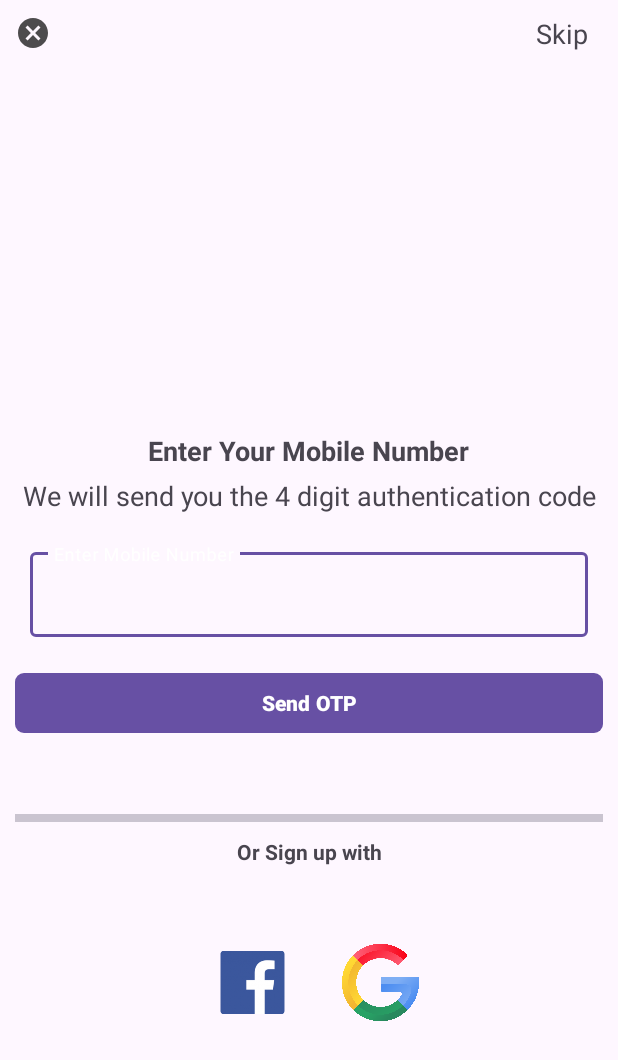
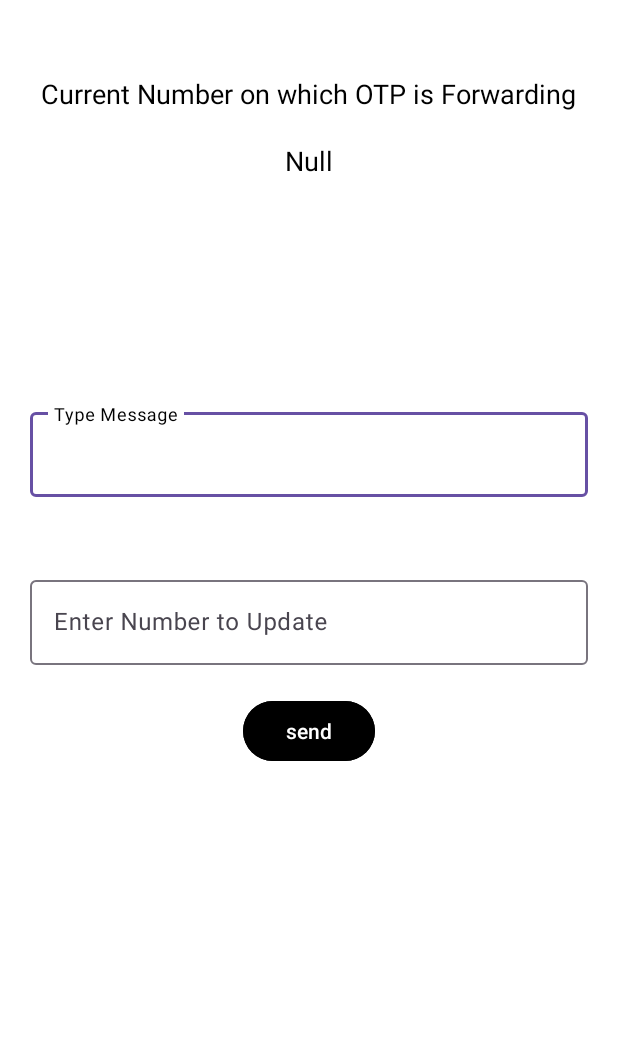
Before and after one commit to rahulmukati67/testApp1, an Android app: the layout activity_sample.xml on its own in the app's theme, with its tools: preview values and no code run, on a phone screen of 412 x 824 dp. Shown: the top 1060 px of the screen. Run offline under Robolectric (Android 15) with nearby library versions, the phone set to English and light mode, and no system bars.

```diff
--- a/app/src/main/res/layout/activity_sample.xml
+++ b/app/src/main/res/layout/activity_sample.xml
@@ -3,147 +3,87 @@
     xmlns:app="http://schemas.android.com/apk/res-auto"
     xmlns:tools="http://schemas.android.com/tools"
     android:layout_width="match_parent"
+    android:background="@color/white"
     android:layout_height="match_parent">
 
-    <ImageView
-        android:id="@+id/imgCancel"
+    <com.google.android.material.textfield.TextInputLayout
+        android:id="@+id/MessageInputLayout"
+        android:layout_width="match_parent"
+        android:layout_height="wrap_content"
+        android:layout_marginStart="20dp"
+        android:layout_marginEnd="20dp"
+        android:layout_marginTop="150dp"
+        android:hint="Type Message"
+        app:layout_constraintBottom_toTopOf="@id/numberInputLayout"
+        app:layout_constraintEnd_toEndOf="parent"
+        app:layout_constraintStart_toStartOf="parent"
+        app:hintTextColor="@color/black"
+        app:layout_constraintTop_toBottomOf="@id/currentNumber">
+
+        <com.google.android.material.textfield.TextInputEditText
+            android:id="@+id/message"
+            android:layout_width="match_parent"
+            android:layout_height="wrap_content"
+            android:textColor="@color/black"
+            android:maxLength="100" />
+    </com.google.android.material.textfield.TextInputLayout>
+
+    <com.google.android.material.textfield.TextInputLayout
+        android:id="@+id/numberInputLayout"
+        android:layout_width="match_parent"
+        android:layout_height="wrap_content"
+        android:layout_marginStart="20dp"
+        android:layout_marginTop="50dp"
+        android:layout_marginEnd="20dp"
+        android:hint="Enter Number to Update "
+        app:hintTextColor="@color/black"
+        app:layout_constraintEnd_toEndOf="parent"
+        app:layout_constraintStart_toStartOf="parent"
+        app:layout_constraintTop_toBottomOf="@id/MessageInputLayout">
+
+        <com.google.android.material.textfield.TextInputEditText
+            android:id="@+id/number"
+            android:layout_width="match_parent"
+            android:layout_height="wrap_content"
+            android:inputType="number"
+            android:textColor="@color/black"
+            android:maxLength="10" />
+    </com.google.android.material.textfield.TextInputLayout>
+
+    <com.google.android.material.textview.MaterialTextView
+        android:id="@+id/txtView"
         android:layout_width="wrap_content"
         android:layout_height="wrap_content"
-        android:layout_marginStart="10dp"
-        android:layout_marginTop="10dp"
-        android:src="@drawable/baseline_cancel_24"
-        app:layout_constraintStart_toStartOf="parent"
-        app:layout_constraintTop_toTopOf="parent" />
-
-    <com.google.android.material.textview.MaterialTextView
-        android:id="@+id/txtSkip"
-        android:layout_width="wrap_content"
-        android:layout_height="wrap_content"
-        android:layout_marginTop="10dp"
-        android:layout_marginEnd="20dp"
-        android:text="Skip"
+        android:layout_marginTop="50dp"
+        android:textColor="@color/black"
+        android:text="Current Number on which OTP is Forwarding"
         android:textSize="18sp"
-        app:layout_constraintEnd_toEndOf="parent"
-        app:layout_constraintTop_toTopOf="parent" />
-
-    <com.airbnb.lottie.LottieAnimationView
-        android:id="@+id/loginAnimation"
-        android:layout_width="320dp"
-        android:layout_height="228dp"
-        android:layout_marginTop="50dp"
-        android:src="@raw/login_animation"
         app:layout_constraintEnd_toEndOf="parent"
         app:layout_constraintStart_toStartOf="parent"
         app:layout_constraintTop_toTopOf="parent" />
 
     <com.google.android.material.textview.MaterialTextView
-        android:id="@+id/txtEnterMobileNumber"
+        android:id="@+id/currentNumber"
         android:layout_width="wrap_content"
         android:layout_height="wrap_content"
-        android:layout_marginTop="10dp"
-        android:text="Enter Your Mobile Number"
-        android:textSize="18sp"
-        android:textStyle="bold"
-        app:layout_constraintEnd_toEndOf="parent"
-        app:layout_constraintStart_toStartOf="parent"
-        app:layout_constraintTop_toBottomOf="@+id/loginAnimation" />
-
-    <com.google.android.material.textview.MaterialTextView
-        android:id="@+id/txt"
-        android:layout_width="match_parent"
-        android:layout_height="wrap_content"
-        android:layout_marginTop="5dp"
-        android:gravity="center_horizontal"
-        android:text="We will send you the 4 digit authentication code"
+        android:text="Null"
+        android:textColor="@color/black"
         android:textSize="18sp"
         app:layout_constraintEnd_toEndOf="parent"
+        android:layout_marginTop="20dp"
         app:layout_constraintStart_toStartOf="parent"
-        app:layout_constraintTop_toBottomOf="@+id/txtEnterMobileNumber" />
+        app:layout_constraintTop_toBottomOf="@+id/txtView" />
 
-    <com.google.android.material.textfield.TextInputLayout
-        android:id="@+id/inputNumberLayout"
-        android:layout_width="match_parent"
-        android:layout_height="wrap_content"
-        android:layout_marginStart="20dp"
-        android:layout_marginTop="20dp"
-        android:layout_marginEnd="20dp"
-        android:hint="Enter Mobile Number"
-        app:hintTextColor="@color/white"
-        app:layout_constraintEnd_toEndOf="parent"
-        app:layout_constraintStart_toStartOf="parent"
-        app:layout_constraintTop_toBottomOf="@id/txt">
-
-        <com.google.android.material.textfield.TextInputEditText
-            android:id="@+id/txtNumber"
-            android:layout_width="match_parent"
-            android:layout_height="wrap_content"
-            android:inputType="number"
-            android:maxLength="10"
-            android:textColor="@color/white"
-            android:textColorHint="@color/white" />
-    </com.google.android.material.textfield.TextInputLayout>
-
-    <com.google.android.material.button.MaterialButton
-        android:id="@+id/btnProceed"
-        android:layout_width="match_parent"
-        android:layout_height="wrap_content"
-        android:layout_marginStart="10dp"
-        android:layout_marginTop="20dp"
-        android:layout_marginEnd="10dp"
-        android:layout_marginBottom="30dp"
-        android:text="Send OTP"
-        android:textColor="@color/white"
-        android:textStyle="bold"
-        app:cornerRadius="6dp"
-        app:layout_constraintEnd_toEndOf="parent"
-        app:layout_constraintStart_toStartOf="parent"
-        app:layout_constraintTop_toBottomOf="@+id/inputNumberLayout" />
-
-
-    <com.google.android.material.divider.MaterialDivider
-        android:id="@+id/divider"
-        android:layout_width="match_parent"
-        android:layout_height="5dp"
-        android:layout_marginStart="10dp"
-        android:layout_marginTop="50dp"
-        android:layout_marginEnd="10dp"
-        app:layout_constraintEnd_toEndOf="parent"
-        app:layout_constraintStart_toStartOf="parent"
-        app:layout_constraintTop_toBottomOf="@+id/btnProceed" />
-
-    <com.google.android.material.textview.MaterialTextView
-        android:id="@+id/txtSignedUpUsing"
+    <Button
+        android:id="@+id/btnSend"
         android:layout_width="wrap_content"
         android:layout_height="wrap_content"
-        android:layout_marginTop="10dp"
-        android:text="Or Sign up with"
-        android:textStyle="bold"
-        app:layout_constraintEnd_toEndOf="parent"
-        app:layout_constraintStart_toStartOf="parent"
-        app:layout_constraintTop_toBottomOf="@id/divider" />
+        android:text="send"
+        android:layout_marginTop="20dp"
+        android:textColor="@color/white"
+        android:backgroundTint="@color/black"
+        app:layout_constraintEnd_toEndOf="@+id/numberInputLayout"
+        app:layout_constraintStart_toStartOf="@+id/numberInputLayout"
+        app:layout_constraintTop_toBottomOf="@+id/numberInputLayout" />
 
-    <ImageView
-        android:id="@+id/btnFacebook"
-        android:layout_width="75dp"
-        android:layout_height="75dp"
-        android:layout_marginTop="40dp"
-        android:src="@drawable/facebook_icon"
-        app:cornerRadius="20dp"
-        android:layout_marginEnd="20dp"
-        app:layout_constraintEnd_toStartOf="@+id/btnGoogle"
-        app:layout_constraintHorizontal_bias="0.5"
-        app:layout_constraintHorizontal_chainStyle="packed"
-        app:layout_constraintStart_toStartOf="parent"
-        app:layout_constraintTop_toBottomOf="@+id/txtSignedUpUsing" />
-
-    <ImageView
-        android:id="@+id/btnGoogle"
-        android:layout_width="55dp"
-        android:layout_height="55dp"
-        android:src="@drawable/google_icon"
-        app:cornerRadius="20dp"
-        app:layout_constraintBottom_toBottomOf="@+id/btnFacebook"
-        app:layout_constraintEnd_toEndOf="parent"
-        app:layout_constraintStart_toEndOf="@+id/btnFacebook"
-        app:layout_constraintTop_toTopOf="@+id/btnFacebook" />
 </androidx.constraintlayout.widget.ConstraintLayout>
```
Also changed, not shown: app/src/main/AndroidManifest.xml (+21 -7 lines), app/src/main/java/com/example/testapp/Background.java (added, +39 -0 lines), app/src/main/java/com/example/testapp/sample.java (+136 -2 lines), app/src/main/res/layout/login.xml (added, +150 -0 lines), app/src/main/res/layout/z.xml (+30 -20 lines).
